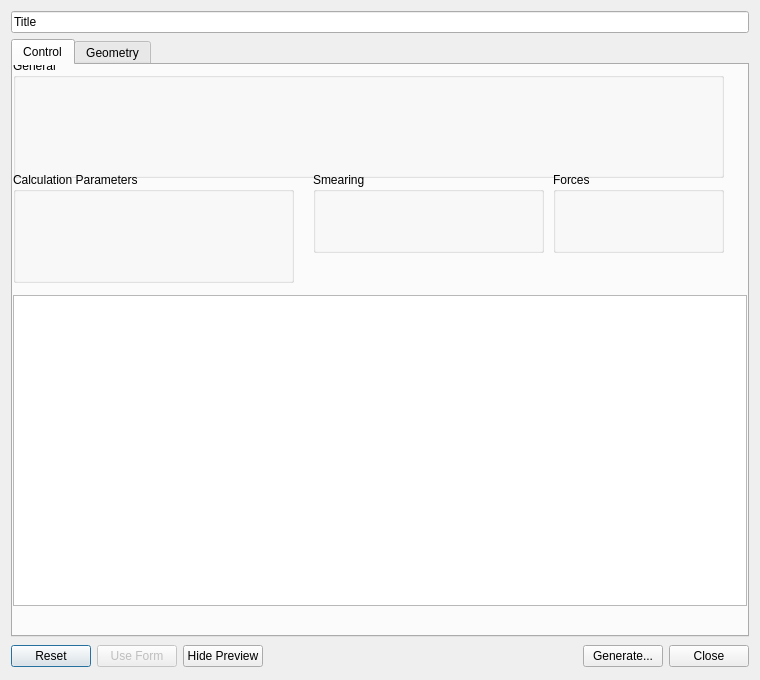
The window that libavogadro/src/extensions/quantuminput/fhiaimsinputdialog.ui (AlbertDeFusco/avogadro) describes before a commit, drawn with Qt 5.
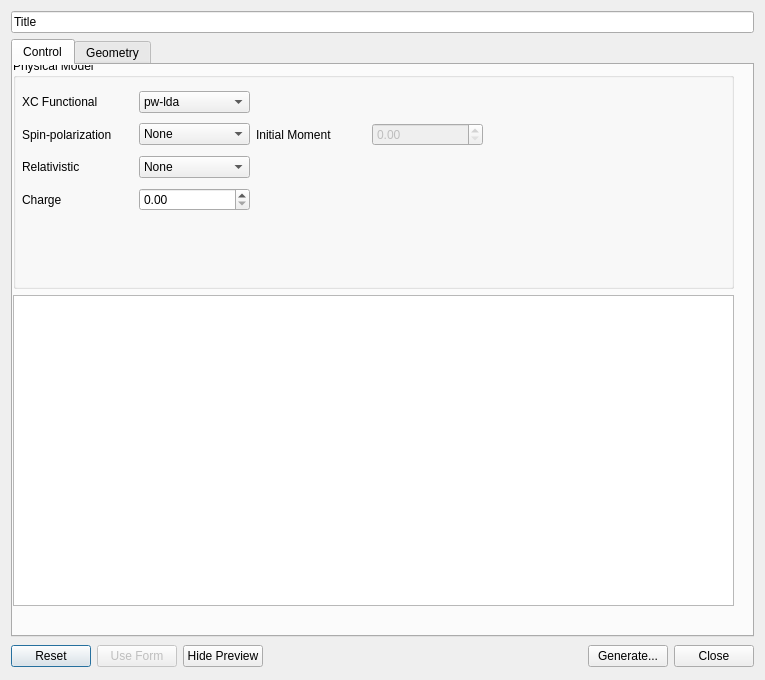
The same window after the commit.

Commit message:
A few control.in keywords
The hard part is "species" since the basis set has to be written out for
each atom type.  FHI-AIMS should really read it from another file.

The edit to the form file:
```diff
--- a/libavogadro/src/extensions/quantuminput/fhiaimsinputdialog.ui
+++ b/libavogadro/src/extensions/quantuminput/fhiaimsinputdialog.ui
@@ -6,7 +6,7 @@
    <rect>
     <x>0</x>
     <y>0</y>
-    <width>760</width>
+    <width>765</width>
     <height>680</height>
    </rect>
   </property>
@@ -54,52 +54,207 @@
           <rect>
            <x>0</x>
            <y>-7</y>
-           <width>711</width>
-           <height>120</height>
+           <width>721</width>
+           <height>231</height>
           </rect>
          </property>
          <property name="title">
-          <string>General</string>
+          <string>Physical Model</string>
          </property>
-        </widget>
-        <widget class="QGroupBox" name="groupBox_3">
-         <property name="geometry">
-          <rect>
-           <x>300</x>
-           <y>107</y>
-           <width>231</width>
-           <height>81</height>
-          </rect>
-         </property>
-         <property name="title">
-          <string>Smearing</string>
-         </property>
-        </widget>
-        <widget class="QGroupBox" name="groupBox_4">
-         <property name="geometry">
-          <rect>
-           <x>0</x>
-           <y>107</y>
-           <width>281</width>
-           <height>111</height>
-          </rect>
-         </property>
-         <property name="title">
-          <string>Calculation Parameters</string>
-         </property>
-        </widget>
-        <widget class="QGroupBox" name="groupBox_7">
-         <property name="geometry">
-          <rect>
-           <x>540</x>
-           <y>107</y>
-           <width>171</width>
-           <height>81</height>
-          </rect>
-         </property>
-         <property name="title">
-          <string>Forces</string>
-         </property>
+         <widget class="QWidget" name="gridLayoutWidget">
+          <property name="geometry">
+           <rect>
+            <x>9</x>
+            <y>29</y>
+            <width>461</width>
+            <height>131</height>
+           </rect>
+          </property>
+          <layout class="QGridLayout" name="gridLayout">
+           <item row="0" column="1">
+            <widget class="QComboBox" name="xcCombo">
+             <item>
+              <property name="text">
+               <string>pw-lda</string>
+              </property>
+             </item>
+             <item>
+              <property name="text">
+               <string>pz-lda</string>
+              </property>
+             </item>
+             <item>
+              <property name="text">
+               <string>vwn</string>
+              </property>
+             </item>
+             <item>
+              <property name="text">
+               <string>vwn-gauss</string>
+              </property>
+             </item>
+             <item>
+              <property name="text">
+               <string>am05</string>
+              </property>
+             </item>
+             <item>
+              <property name="text">
+               <string>blyp</string>
+              </property>
+             </item>
+             <item>
+              <property name="text">
+               <string>pbe</string>
+              </property>
+             </item>
+             <item>
+              <property name="text">
+               <string>pbeint</string>
+              </property>
+             </item>
+             <item>
+              <property name="text">
+               <string>pbesol</string>
+              </property>
+             </item>
+             <item>
+              <property name="text">
+               <string>rpbe</string>
+              </property>
+             </item>
+             <item>
+              <property name="text">
+               <string>revpbe</string>
+              </property>
+             </item>
+             <item>
+              <property name="text">
+               <string>b3lyp</string>
+              </property>
+             </item>
+             <item>
+              <property name="text">
+               <string>hse03</string>
+              </property>
+             </item>
+             <item>
+              <property name="text">
+               <string>hse06</string>
+              </property>
+             </item>
+             <item>
+              <property name="text">
+               <string>pbe0</string>
+              </property>
+             </item>
+             <item>
+              <property name="text">
+               <string>pbeso10</string>
+              </property>
+             </item>
+             <item>
+              <property name="text">
+               <string>hf</string>
+              </property>
+             </item>
+             <item>
+              <property name="text">
+               <string>mp2</string>
+              </property>
+             </item>
+             <item>
+              <property name="text">
+               <string>screx</string>
+              </property>
+             </item>
+             <item>
+              <property name="text">
+               <string>cohsex</string>
+              </property>
+             </item>
+             <item>
+              <property name="text">
+               <string>pbe_vdw</string>
+              </property>
+             </item>
+             <item>
+              <property name="text">
+               <string>revpbe_vdw</string>
+              </property>
+             </item>
+            </widget>
+           </item>
+           <item row="0" column="0">
+            <widget class="QLabel" name="xcLabel">
+             <property name="text">
+              <string>XC Functional</string>
+             </property>
+            </widget>
+           </item>
+           <item row="1" column="1">
+            <widget class="QComboBox" name="spinPolCombo">
+             <item>
+              <property name="text">
+               <string>None</string>
+              </property>
+             </item>
+             <item>
+              <property name="text">
+               <string>Collinear</string>
+              </property>
+             </item>
+            </widget>
+           </item>
+           <item row="1" column="0">
+            <widget class="QLabel" name="spinLabel">
+             <property name="text">
+              <string>Spin-polarization</string>
+             </property>
+            </widget>
+           </item>
+           <item row="2" column="1">
+            <widget class="QComboBox" name="relativityCombo">
+             <item>
+              <property name="text">
+               <string>None</string>
+              </property>
+             </item>
+            </widget>
+           </item>
+           <item row="2" column="0">
+            <widget class="QLabel" name="relativityLabel">
+             <property name="text">
+              <string>Relativistic</string>
+             </property>
+            </widget>
+           </item>
+           <item row="3" column="0">
+            <widget class="QLabel" name="chargeLabel">
+             <property name="text">
+              <string>Charge</string>
+             </property>
+            </widget>
+           </item>
+           <item row="3" column="1">
+            <widget class="QDoubleSpinBox" name="chargeSpin"/>
+           </item>
+           <item row="1" column="2">
+            <widget class="QLabel" name="momentLabel">
+             <property name="text">
+              <string>Initial Moment</string>
+             </property>
+            </widget>
+           </item>
+           <item row="1" column="3">
+            <widget class="QDoubleSpinBox" name="momentSpin">
+             <property name="enabled">
+              <bool>false</bool>
+             </property>
+            </widget>
+           </item>
+          </layout>
+         </widget>
         </widget>
         <widget class="QTextEdit" name="previewTextControl">
          <property name="enabled">
@@ -109,7 +264,7 @@
           <rect>
            <x>0</x>
            <y>230</y>
-           <width>734</width>
+           <width>721</width>
            <height>311</height>
           </rect>
          </property>
```
Left out of the diff: 6 changed lines with no effect on the pictures. The commit also changes 2 other files.
